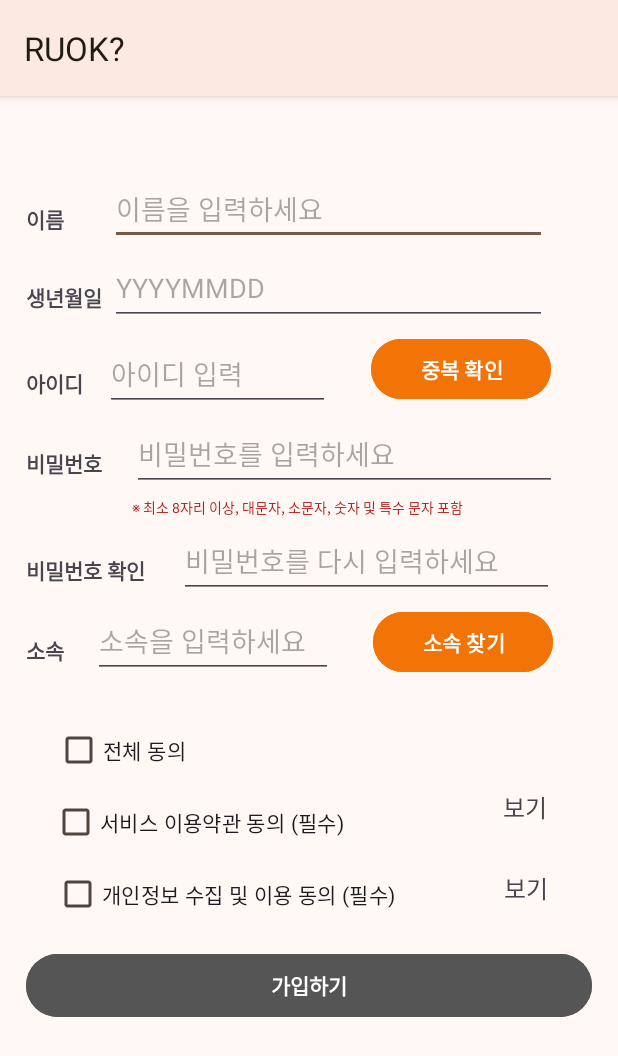
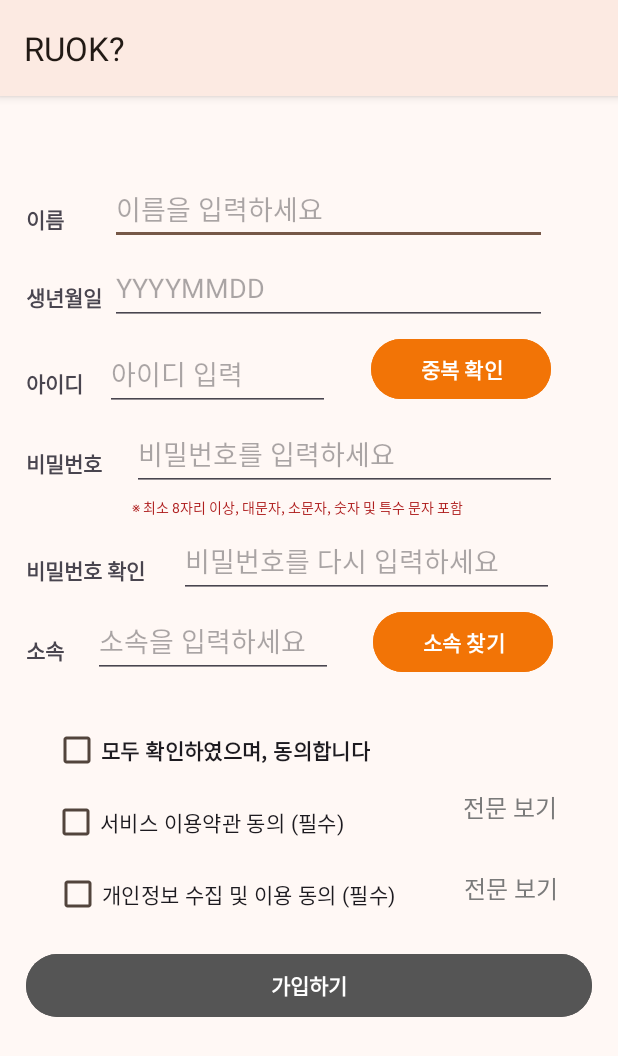
Before and after one commit to PBL3-Organizations/RUOK_Workers, an Android app: the RegisterActivity screen opened directly, with no data from a screen before it, on a phone screen of 412 x 824 dp. Shown: the top 1056 px of the screen. Run offline under Robolectric (Android 15) with nearby library versions, the phone set to English and light mode, and no system bars.

Commit message:
회원가입 시 동의 전문보기 등 수정

```diff
--- a/app/src/main/java/com/example/ruok_workers/DBManager.kt
+++ b/app/src/main/java/com/example/ruok_workers/DBManager.kt
@@ -19,7 +19,7 @@ class DBManager(
         db!!.execSQL("CREATE TABLE IF NOT EXISTS consultation (c_num INTEGER PRIMARY KEY AUTOINCREMENT NOT NULL,m_num INTEGER NOT NULL,h_num INTEGER,c_time TEXT NOT NULL,c_health INTEGER NOT NULL,c_unusual TEXT,c_measure TEXT,c_content TEXT);")
         db!!.execSQL("CREATE TABLE IF NOT EXISTS location (c_num INTEGER NOT NULL,l_addr TEXT NOT NULL,l_lat REAL NOT NULL,l_lon REAL NOT NULL,PRIMARY KEY(c_num));")
         db!!.execSQL("CREATE TABLE IF NOT EXISTS photo (p_filename TEXT NOT NULL,c_num INTEGER NOT NULL,PRIMARY KEY(p_filename));")
-        //db!!.execSQL("CREATE TABLE IF NOT EXISTS briefing (b_num INTEGER PRIMARY KEY AUTOINCREMENT NOT NULL,b_title TEXT NOT NULL,b_content TEXT NOT NULL,m_num INTEGER NOT NULL,b_time TEXT NOT NULL,b_type INTEGER NOT NULL,b_notice INTEGER NOT NULL);")
+//        db!!.execSQL("CREATE TABLE IF NOT EXISTS briefing (b_num INTEGER PRIMARY KEY AUTOINCREMENT NOT NULL,b_title TEXT NOT NULL,b_content TEXT NOT NULL,m_num INTEGER NOT NULL,b_time TEXT NOT NULL,b_type INTEGER NOT NULL,b_notice INTEGER NOT NULL);")
         db!!.execSQL("CREATE TABLE IF NOT EXISTS counting_course (cc_num INTEGER PRIMARY KEY AUTOINCREMENT NOT NULL,cc_name TEXT NOT NULL,wf_num INTEGER NOT NULL);")
         db!!.execSQL("CREATE TABLE IF NOT EXISTS counting_area (ca_num INTEGER PRIMARY KEY AUTOINCREMENT NOT NULL,ca_name TEXT NOT NULL,cc_num INTEGER NOT NULL);")
         db!!.execSQL("CREATE TABLE IF NOT EXISTS counting_record (cl_date TEXT NOT NULL,cl_order INTEGER NOT NULL,ca_num INTEGER NOT NULL,m_num INTEGER NOT NULL,cr_male INTEGER NOT NULL,cr_female INTEGER NOT NULL,cr_sum INTEGER NOT NULL,PRIMARY KEY(cl_date,cl_order,ca_num));")
--- a/app/src/main/res/layout/activity_register.xml
+++ b/app/src/main/res/layout/activity_register.xml
@@ -246,9 +246,10 @@
                 android:id="@+id/checkBoxRegisterAll"
                 android:layout_width="wrap_content"
                 android:layout_height="wrap_content"
-                android:layout_marginStart="20dp"
+                android:layout_marginStart="25dp"
                 android:layout_marginTop="32dp"
-                android:text="전체 동의"
+                android:text="모두 확인하였으며, 동의합니다"
+                android:textStyle="bold"
                 app:layout_constraintEnd_toEndOf="parent"
                 app:layout_constraintHorizontal_bias="0.05"
                 app:layout_constraintStart_toStartOf="parent"
@@ -280,9 +281,10 @@
                 android:id="@+id/tvRegisterAgree1"
                 android:layout_width="wrap_content"
                 android:layout_height="wrap_content"
-                android:layout_marginStart="60dp"
+                android:layout_marginStart="40dp"
                 android:layout_marginBottom="30dp"
-                android:text="보기"
+                android:text="전문 보기"
+                android:textColor="#7A7A7A"
                 android:textSize="16sp"
                 app:layout_constraintBottom_toTopOf="@+id/tvRegisterAgree2"
                 app:layout_constraintEnd_toEndOf="parent"
@@ -292,9 +294,10 @@
                 android:id="@+id/tvRegisterAgree2"
                 android:layout_width="wrap_content"
                 android:layout_height="wrap_content"
-                android:layout_marginStart="28dp"
+                android:layout_marginStart="8dp"
                 android:layout_marginBottom="28dp"
-                android:text="보기"
+                android:text="전문 보기"
+                android:textColor="#7A7A7A"
                 android:textSize="16sp"
                 app:layout_constraintBottom_toTopOf="@+id/signUp_button2"
                 app:layout_constraintEnd_toEndOf="parent"
--- a/app/src/main/res/layout/fragment_dashboard.xml
+++ b/app/src/main/res/layout/fragment_dashboard.xml
@@ -126,8 +126,8 @@
             android:layout_marginTop="10dp"
             android:layout_marginEnd="10dp"
             android:layout_marginBottom="10dp"
-            android:paddingLeft="24dp"
-            android:paddingRight="24dp"
+            android:paddingLeft="40dp"
+            android:paddingRight="40dp"
             app:layout_constraintBottom_toBottomOf="parent"
             app:layout_constraintEnd_toEndOf="parent"
             app:layout_constraintStart_toStartOf="parent"
```
